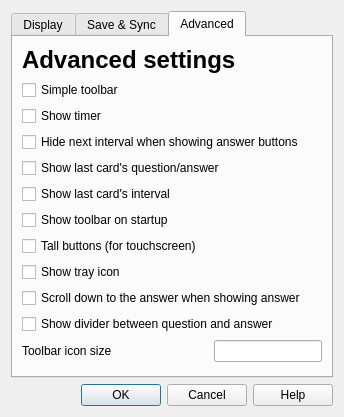
Old version of the form designer/preferences.ui in the repository ankitects/anki.
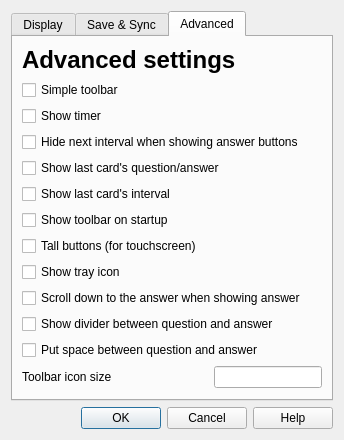
New version of the form. The open tabs and pages were chosen to show the change.

Commit message: configurable q/a split

```diff
--- a/designer/preferences.ui
+++ b/designer/preferences.ui
@@ -6,7 +6,7 @@
     <x>0</x>
     <y>0</y>
     <width>322</width>
-    <height>417</height>
+    <height>438</height>
    </rect>
   </property>
   <property name="windowTitle" >
@@ -362,7 +362,7 @@
         <x>0</x>
         <y>0</y>
         <width>306</width>
-        <height>351</height>
+        <height>372</height>
        </rect>
       </property>
       <attribute name="title" >
@@ -448,6 +448,13 @@
            </property>
           </widget>
          </item>
+         <item row="11" column="0" >
+          <widget class="QCheckBox" name="splitQA" >
+           <property name="text" >
+            <string>Put space between question and answer</string>
+           </property>
+          </widget>
+         </item>
         </layout>
        </item>
        <item>
```
Left out of the diff: 2 changed lines with no effect on the pictures. The commit also changes 3 other files.
